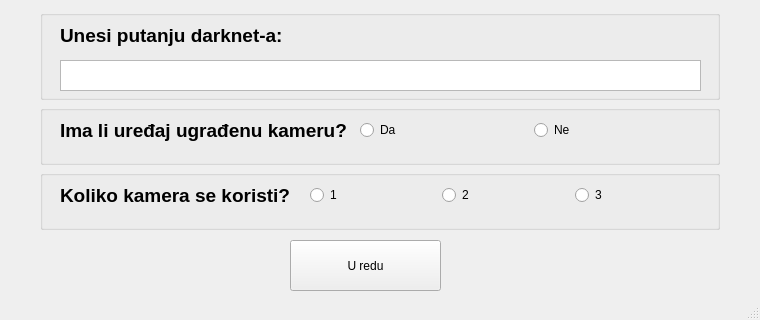
Qt form qtapp/SettingsWindow.ui (vsimundic/ugrsshapesdetection) before a commit.
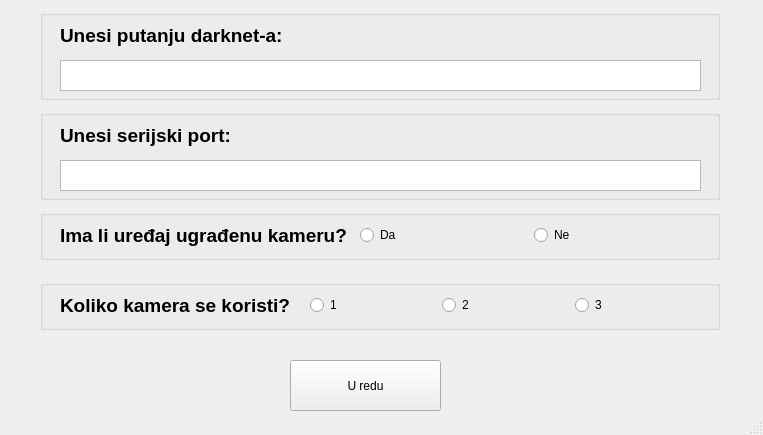
The same form after that commit.

Commit message: Variable saving, thread kill, touch up on settings window etc

```diff
--- a/qtapp/SettingsWindow.ui
+++ b/qtapp/SettingsWindow.ui
@@ -6,8 +6,8 @@
    <rect>
     <x>0</x>
     <y>0</y>
-    <width>760</width>
-    <height>320</height>
+    <width>763</width>
+    <height>435</height>
    </rect>
   </property>
   <property name="windowTitle">
@@ -70,9 +70,9 @@
     <property name="geometry">
      <rect>
       <x>40</x>
-      <y>105</y>
+      <y>210</y>
       <width>680</width>
-      <height>60</height>
+      <height>50</height>
      </rect>
     </property>
     <property name="title">
@@ -137,9 +137,9 @@
     <property name="geometry">
      <rect>
       <x>40</x>
-      <y>170</y>
+      <y>280</y>
       <width>680</width>
-      <height>60</height>
+      <height>50</height>
      </rect>
     </property>
     <property name="title">
@@ -214,7 +214,7 @@
     <property name="geometry">
      <rect>
       <x>290</x>
-      <y>240</y>
+      <y>360</y>
       <width>151</width>
       <height>51</height>
      </rect>
@@ -223,6 +223,64 @@
      <string>U redu</string>
     </property>
    </widget>
+   <widget class="QGroupBox" name="groupBox_serialport">
+    <property name="geometry">
+     <rect>
+      <x>40</x>
+      <y>110</y>
+      <width>680</width>
+      <height>90</height>
+     </rect>
+    </property>
+    <property name="title">
+     <string/>
+    </property>
+    <property name="alignment">
+     <set>Qt::AlignCenter</set>
+    </property>
+    <widget class="QLabel" name="lb_enterserialport">
+     <property name="geometry">
+      <rect>
+       <x>20</x>
+       <y>0</y>
+       <width>641</width>
+       <height>51</height>
+      </rect>
+     </property>
+     <property name="text">
+      <string>&lt;html&gt;&lt;head/&gt;&lt;body&gt;&lt;p&gt;&lt;span style=&quot; font-size:14pt; font-weight:600;&quot;&gt;Unesi serijski port:&lt;/span&gt;&lt;/p&gt;&lt;/body&gt;&lt;/html&gt;</string>
+     </property>
+     <property name="textFormat">
+      <enum>Qt::RichText</enum>
+     </property>
+     <property name="alignment">
+      <set>Qt::AlignLeading|Qt::AlignLeft|Qt::AlignVCenter</set>
+     </property>
+    </widget>
+    <widget class="QTextEdit" name="textEdit_serial_port">
+     <property name="geometry">
+      <rect>
+       <x>20</x>
+       <y>50</y>
+       <width>641</width>
+       <height>31</height>
+      </rect>
+     </property>
+     <property name="html">
+      <string>&lt;!DOCTYPE HTML PUBLIC &quot;-//W3C//DTD HTML 4.0//EN&quot; &quot;http://www.w3.org/TR/REC-html40/strict.dtd&quot;&gt;
+&lt;html&gt;&lt;head&gt;&lt;meta name=&quot;qrichtext&quot; content=&quot;1&quot; /&gt;&lt;style type=&quot;text/css&quot;&gt;
+p, li { white-space: pre-wrap; }
+&lt;/style&gt;&lt;/head&gt;&lt;body style=&quot; font-family:'Ubuntu'; font-size:11pt; font-weight:400; font-style:normal;&quot;&gt;
+&lt;p style=&quot;-qt-paragraph-type:empty; margin-top:0px; margin-bottom:0px; margin-left:0px; margin-right:0px; -qt-block-indent:0; text-indent:0px;&quot;&gt;&lt;br /&gt;&lt;/p&gt;&lt;/body&gt;&lt;/html&gt;</string>
+     </property>
+    </widget>
+   </widget>
+   <zorder>groupBox_darknetpath</zorder>
+   <zorder>groupBox_embeddedcam</zorder>
+   <zorder>groupBox_numcams</zorder>
+   <zorder>btn_Confirm</zorder>
+   <zorder>groupBox_serialport</zorder>
+   <zorder>horizontalLayoutWidget</zorder>
   </widget>
   <widget class="QMenuBar" name="menubar">
    <property name="geometry">
```
Left out of the diff: 4 changed lines with no effect on the pictures. The commit also changes 39 other files.
